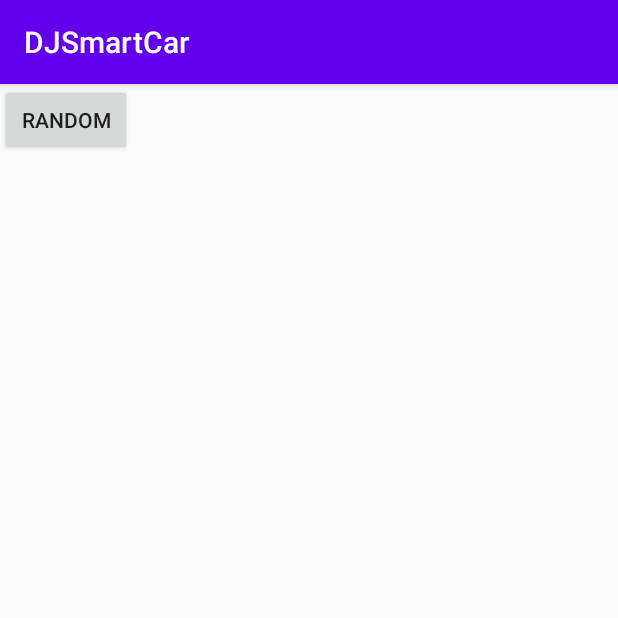
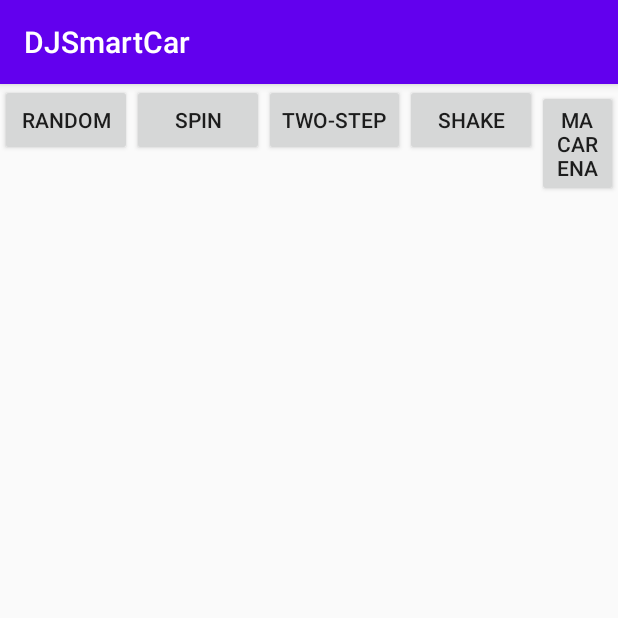
Before and after one commit to DIT112-V20/group-06, an Android app: the screen it shows after launch (MainActivity), on a phone screen of 412 x 824 dp, the top half of it. Run offline under Robolectric (Android 15) with nearby library versions, the phone set to English and light mode, and no system bars.

Commit message:
Create buttons for each of the dance moves
We created and tested buttons for each of the
dance moves in the app. We tested them with a mockserver.

Resolves #43

```diff
--- a/src/app/app/src/main/java/com/example/djsmartcar/activity/MainActivity.kt
+++ b/src/app/app/src/main/java/com/example/djsmartcar/activity/MainActivity.kt
@@ -1,6 +1,7 @@
 package com.example.djsmartcar.activity
 
 import android.os.Bundle
+import android.view.View
 import android.widget.Button
 import androidx.appcompat.app.AppCompatActivity
 import com.example.djsmartcar.R
@@ -16,14 +17,18 @@ class MainActivity : AppCompatActivity() {
     override fun onCreate(savedInstanceState: Bundle?) {
         super.onCreate(savedInstanceState)
         setContentView(R.layout.activity_main)
-        val button: Button = findViewById(R.id.button_id)
-        button.setOnClickListener {
-            textView.text = "HI"
-            getDance("1")
-        }
     }
 
-    private fun getDance(id: String) {
+     fun getDance(view: View) {
+
+         var id:String =  when (view.getId()) {
+             R.id.dance_one -> "1"
+             R.id.dance_two -> "2"
+             R.id.dance_three -> "3"
+             R.id.dance_four -> "4"
+             else -> "no"
+         }
+
         RetrofitClient
             .instance
             .getDance(id)
--- a/src/app/app/src/main/java/com/example/djsmartcar/backend/Endpoint.kt
+++ b/src/app/app/src/main/java/com/example/djsmartcar/backend/Endpoint.kt
@@ -9,6 +9,6 @@ interface Endpoint {
     // @Headers
 
     @GET("dance")
-    fun getDance(@Query("id")danceId: String): Call<List<Dance>>
+    fun getDance(@Query("id")id: String): Call<List<Dance>>
 
 }
--- a/src/app/app/src/main/java/com/example/djsmartcar/model/Dance.kt
+++ b/src/app/app/src/main/java/com/example/djsmartcar/model/Dance.kt
@@ -7,5 +7,5 @@ import kotlinx.android.parcel.Parcelize
 @Parcelize
 data class Dance(
     @SerializedName("id")
-    val danceId: String? = ""
+    val id: String? = ""
 ) : Parcelable
--- a/src/app/app/src/main/res/layout/activity_main.xml
+++ b/src/app/app/src/main/res/layout/activity_main.xml
@@ -1,5 +1,5 @@
 <?xml version="1.0" encoding="utf-8"?>
-<androidx.constraintlayout.widget.ConstraintLayout xmlns:android="http://schemas.android.com/apk/res/android"
+<LinearLayout xmlns:android="http://schemas.android.com/apk/res/android"
     xmlns:app="http://schemas.android.com/apk/res-auto"
     xmlns:tools="http://schemas.android.com/tools"
     android:layout_width="match_parent"
@@ -21,6 +21,39 @@
         android:layout_height="wrap_content"
         android:layout_width="wrap_content"
         android:text="@string/random_button"
+        android:onClick="getDance"
         tools:ignore="MissingConstraints" />
 
-</androidx.constraintlayout.widget.ConstraintLayout>
+    <Button
+        android:id="@+id/dance_one"
+        android:layout_height="wrap_content"
+        android:layout_width="wrap_content"
+        android:text="@string/dance_one"
+        android:onClick="getDance"
+        tools:ignore="MissingConstraints" />
+
+    <Button
+        android:id="@+id/dance_two"
+        android:layout_height="wrap_content"
+        android:layout_width="wrap_content"
+        android:text="@string/dance_two"
+        android:onClick="getDance"
+        tools:ignore="MissingConstraints" />
+
+    <Button
+        android:id="@+id/dance_three"
+        android:layout_height="wrap_content"
+        android:layout_width="wrap_content"
+        android:text="@string/dance_three"
+        android:onClick="getDance"
+        tools:ignore="MissingConstraints" />
+
+    <Button
+        android:id="@+id/dance_four"
+        android:layout_height="wrap_content"
+        android:layout_width="wrap_content"
+        android:text="@string/dance_four"
+        android:onClick="getDance"
+        tools:ignore="MissingConstraints" />
+
+</LinearLayout>
--- a/src/app/app/src/main/res/values/strings.xml
+++ b/src/app/app/src/main/res/values/strings.xml
@@ -1,6 +1,10 @@
 <resources>
     <string name="app_name">DJSmartCar</string>
     <string name="random_button">Random</string>
+    <string name="dance_one">Spin</string>
+    <string name="dance_two">Two-Step</string>
+    <string name="dance_three">Shake</string>
+    <string name="dance_four">Macarena</string>
     <string name="internal_server_error">Internal Server Error</string>
     <string name="unauthorized">Unauthorized</string>
     <string name="forbidden">Forbidden</string>
```
